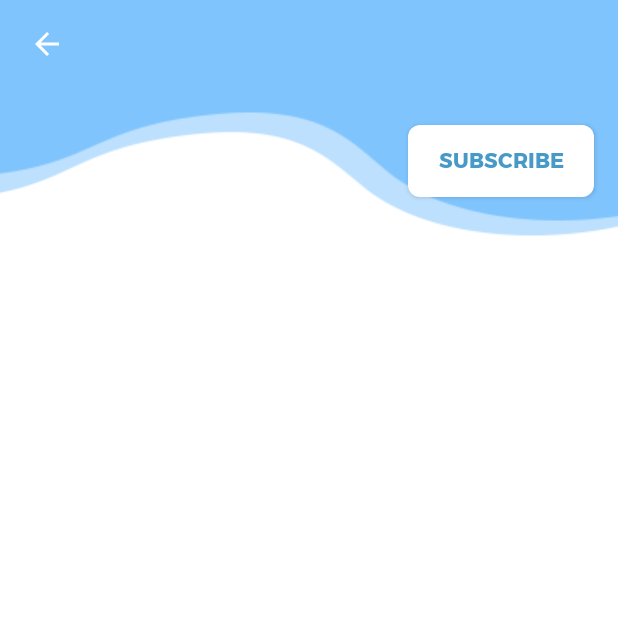
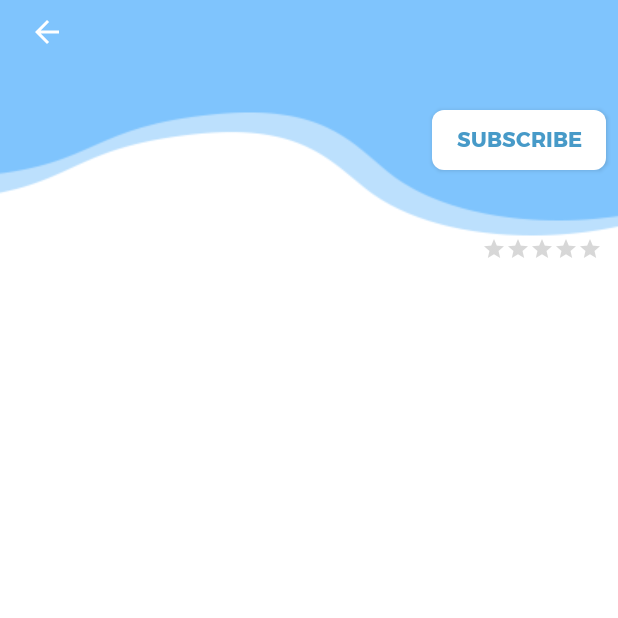
Before and after one commit to SoftwareEngineers/Helium-IGLOO, an Android app: the ProfileActivity screen opened directly, with no data from a screen before it, on a phone screen of 412 x 824 dp, the top half of it. Run offline under Robolectric (Android 15) with nearby library versions, the phone set to English and light mode, and no system bars; our stand-ins replace CircleImageView, Firebase (no records; nobody signed in at launch, a user with empty details on screens opened directly); 1 statement that could not run was skipped.

Commit message:
profile functions implemented

```diff
--- a/IGLOO/app/build.gradle
+++ b/IGLOO/app/build.gradle
@@ -57,7 +57,7 @@ protobuf {
 dependencies {
     implementation fileTree(dir: 'libs', include: ['*.jar'])
     implementation fileTree(dir: 'libs', include: ['*.aar'])
-    implementation 'com.android.support:appcompat-v7:27.0.2'
+    implementation 'com.android.support:appcompat-v7:27.1.1'
     implementation 'pub.devrel:easypermissions:0.4.0'
     implementation 'com.android.support.constraint:constraint-layout:1.1.3'
     implementation 'com.android.support:support-v4:27.0.2'
--- a/IGLOO/app/src/main/java/helium/com/igloo/ProfileActivity.java
+++ b/IGLOO/app/src/main/java/helium/com/igloo/ProfileActivity.java
@@ -1,13 +1,87 @@
 package helium.com.igloo;
 
+import android.content.Intent;
+import android.graphics.Bitmap;
+import android.graphics.BitmapFactory;
 import android.support.v7.app.AppCompatActivity;
 import android.os.Bundle;
+import android.view.View;
+import android.widget.RatingBar;
+import android.widget.TextView;
+import android.widget.Toast;
+
+import com.google.android.gms.tasks.OnSuccessListener;
+import com.google.firebase.auth.FirebaseAuth;
+import com.google.firebase.database.DataSnapshot;
+import com.google.firebase.database.DatabaseError;
+import com.google.firebase.database.DatabaseReference;
+import com.google.firebase.database.FirebaseDatabase;
+import com.google.firebase.database.ValueEventListener;
+import com.google.firebase.storage.FirebaseStorage;
+import com.google.firebase.storage.StorageReference;
+
+import org.w3c.dom.Text;
+
+import de.hdodenhof.circleimageview.CircleImageView;
 
 public class ProfileActivity extends AppCompatActivity {
+
+    private CircleImageView mProfilePic;
+    private TextView mProfileName;
+    private TextView mProfileEmail;
+    private RatingBar mRating;
+
+    private FirebaseAuth auth;
+    private FirebaseStorage storage;
 
     @Override
     protected void onCreate(Bundle savedInstanceState) {
         super.onCreate(savedInstanceState);
         setContentView(R.layout.activity_profile);
+
+        auth = FirebaseAuth.getInstance();
+        storage = FirebaseStorage.getInstance();
+
+        mProfilePic = (CircleImageView) findViewById(R.id.profile_picture);
+        mProfileName = (TextView) findViewById(R.id.profile_name);
+        mProfileEmail = (TextView) findViewById(R.id.profile_email);
+        mRating = (RatingBar)findViewById(R.id.profile_rating);
+        mRating.setNumStars(5);
+
+        final DatabaseReference databaseReference = FirebaseDatabase.getInstance().getReference("Users");
+        DatabaseReference userRef = databaseReference.child(auth.getCurrentUser().getUid());
+
+        userRef.addListenerForSingleValueEvent(new ValueEventListener() {
+            @Override
+            public void onDataChange(DataSnapshot dataSnapshot) {
+                String name = dataSnapshot.child("name").getValue(String.class);
+                String email = dataSnapshot.child("email").getValue(String.class);
+                String url = dataSnapshot.child("profileUrl").getValue(String.class);
+                double rating = dataSnapshot.child("rating").getValue(Double.class);
+
+                storage = FirebaseStorage.getInstance();
+                StorageReference storageRef = storage.getReferenceFromUrl("gs://igloo-0830.appspot.com/images/").child(url);
+                final long ONE_MEGABYTE = 1024 * 1024;
+                storageRef.getBytes(ONE_MEGABYTE).addOnSuccessListener(new OnSuccessListener<byte[]>() {
+                    @Override
+                    public void onSuccess(byte[] bytes) {
+                        Bitmap bitmap = BitmapFactory.decodeByteArray(bytes, 0, bytes.length);
+                        mProfilePic.setImageBitmap(bitmap);
+                    }
+                });
+
+                mProfileName.setText(name);
+                mProfileEmail.setText(email);
+                mRating.setRating((float) rating);
+
+            }
+
+            @Override
+            public void onCancelled(DatabaseError databaseError) {
+
+            }
+        });
     }
+
+
 }
--- a/IGLOO/app/src/main/java/helium/com/igloo/ViewArchiveActivity.java
+++ b/IGLOO/app/src/main/java/helium/com/igloo/ViewArchiveActivity.java
@@ -304,10 +304,6 @@ public class ViewArchiveActivity extends AppCompatActivity {
             }
         }));
 
-
-
-
-
     }
 
     @Override
--- a/IGLOO/app/src/main/res/layout/activity_profile.xml
+++ b/IGLOO/app/src/main/res/layout/activity_profile.xml
@@ -1,39 +1,32 @@
 <?xml version="1.0" encoding="utf-8"?>
-<android.support.constraint.ConstraintLayout xmlns:android="http://schemas.android.com/apk/res/android"
+<LinearLayout xmlns:android="http://schemas.android.com/apk/res/android"
     xmlns:app="http://schemas.android.com/apk/res-auto"
     xmlns:tools="http://schemas.android.com/tools"
     android:layout_width="match_parent"
     android:layout_height="match_parent"
     android:background="@color/white"
+    android:orientation="vertical"
     tools:context=".ProfileActivity">
 
-    <ImageView
-        android:id="@+id/imageView7"
+    <android.support.constraint.ConstraintLayout
         android:layout_width="match_parent"
         android:layout_height="158dp"
-        android:background="@mipmap/header"
-        app:layout_constraintBottom_toBottomOf="parent"
-        app:layout_constraintEnd_toEndOf="parent"
-        app:layout_constraintHorizontal_bias="0.0"
-        app:layout_constraintStart_toStartOf="parent"
-        app:layout_constraintTop_toTopOf="parent"
-        app:layout_constraintVertical_bias="0.0"
-        android:contentDescription="@string/nothing" />
+        android:background="@mipmap/header">
 
         <de.hdodenhof.circleimageview.CircleImageView
             android:id="@+id/profile_picture"
-        android:layout_width="120dp"
-        android:layout_height="120dp"
+            android:layout_width="125dp"
+            android:layout_height="125dp"
             android:layout_marginBottom="8dp"
             android:layout_marginEnd="8dp"
             android:layout_marginStart="8dp"
             android:layout_marginTop="8dp"
             app:layout_constraintBottom_toBottomOf="parent"
             app:layout_constraintEnd_toEndOf="parent"
-        app:layout_constraintHorizontal_bias="0.312"
+            app:layout_constraintHorizontal_bias="0.305"
             app:layout_constraintStart_toStartOf="parent"
             app:layout_constraintTop_toTopOf="parent"
-        app:layout_constraintVertical_bias="0.057" />
+            app:layout_constraintVertical_bias="1.0" />
 
         <ImageButton
             android:id="@+id/imageButton"
@@ -54,16 +47,16 @@
             app:srcCompat="@drawable/ic_arrow_back_white" />
 
         <Button
-        android:id="@+id/button"
-        android:layout_width="124dp"
-        android:layout_height="wrap_content"
+            android:id="@+id/profile_subscribe"
+            android:layout_width="116dp"
+            android:layout_height="40dp"
             android:layout_marginBottom="8dp"
-        android:layout_marginEnd="16dp"
+            android:layout_marginEnd="8dp"
             android:layout_marginStart="8dp"
             android:layout_marginTop="8dp"
             android:background="@drawable/rounded_rectangle"
+            android:fontFamily="@font/montserrat_bold"
             android:text="@string/subscribe"
-        android:fontFamily="@font/montserrat_bold"
             android:textColor="@color/colorPrimary"
 
             app:layout_constraintBottom_toBottomOf="parent"
@@ -71,5 +64,61 @@
             app:layout_constraintHorizontal_bias="1.0"
             app:layout_constraintStart_toStartOf="parent"
             app:layout_constraintTop_toTopOf="parent"
-        app:layout_constraintVertical_bias="0.099" />
+            app:layout_constraintVertical_bias="0.638" />
+
     </android.support.constraint.ConstraintLayout>
+
+    <android.support.constraint.ConstraintLayout
+        android:layout_width="match_parent"
+        android:layout_height="wrap_content"
+        android:orientation="horizontal">
+
+        <android.support.v7.widget.LinearLayoutCompat
+            android:id="@+id/linearLayoutCompat"
+            android:layout_width="200dp"
+            android:layout_height="wrap_content"
+            android:orientation="vertical"
+            app:layout_constraintBottom_toBottomOf="parent"
+            app:layout_constraintEnd_toEndOf="parent"
+            app:layout_constraintHorizontal_bias="0.25"
+            app:layout_constraintStart_toStartOf="parent"
+            app:layout_constraintTop_toTopOf="parent"
+            app:layout_constraintVertical_bias="0.0">
+
+            <TextView
+                android:id="@+id/profile_name"
+                android:layout_width="match_parent"
+                android:layout_height="wrap_content"
+                android:fontFamily="@font/montserrat_bold"
+                android:textAlignment="center"
+                android:textColor="@color/colorPrimary"
+                android:textSize="@dimen/sixteen" />
+
+            <TextView
+                android:id="@+id/profile_email"
+                android:layout_width="match_parent"
+                android:layout_height="wrap_content"
+                android:fontFamily="@font/montserrat"
+                android:textAlignment="center"
+                android:textColor="@color/textColor"
+                android:textSize="@dimen/fourteen" />
+
+        </android.support.v7.widget.LinearLayoutCompat>
+
+        <RatingBar
+            android:id="@+id/profile_rating"
+            style="@style/Widget.AppCompat.RatingBar.Small"
+            android:layout_width="wrap_content"
+            android:layout_height="wrap_content"
+            android:layout_marginEnd="8dp"
+            android:layout_marginStart="66dp"
+            android:isIndicator="true"
+            app:layout_constraintBottom_toBottomOf="parent"
+            app:layout_constraintEnd_toEndOf="parent"
+            app:layout_constraintHorizontal_bias="0.41"
+            app:layout_constraintStart_toEndOf="@+id/linearLayoutCompat"
+            app:layout_constraintTop_toTopOf="parent"
+            app:layout_constraintVertical_bias="0.0" />
+
+    </android.support.constraint.ConstraintLayout>
+</LinearLayout>
--- a/IGLOO/app/src/main/res/values/styles.xml
+++ b/IGLOO/app/src/main/res/values/styles.xml
@@ -34,4 +34,9 @@
         <item name="listPreferredItemHeightSmall">60dp</item>
     </style>
 
+    <style name="AppThemeRatingBar" parent="Theme.AppCompat">
+        <item name="colorAccent">@color/yellowCorn</item>
+        <item name="android:colorControlNormal">@color/shadow</item>
+    </style>
+
 </resources>
```
Also changed, not shown: IGLOO/app/src/main/java/helium/com/igloo/HomeActivity.java (+0 -14 lines), IGLOO/app/src/main/res/layout/activity_view_archive.xml (+27 -23 lines). Lines whose indentation alone changed are shown as unchanged.
